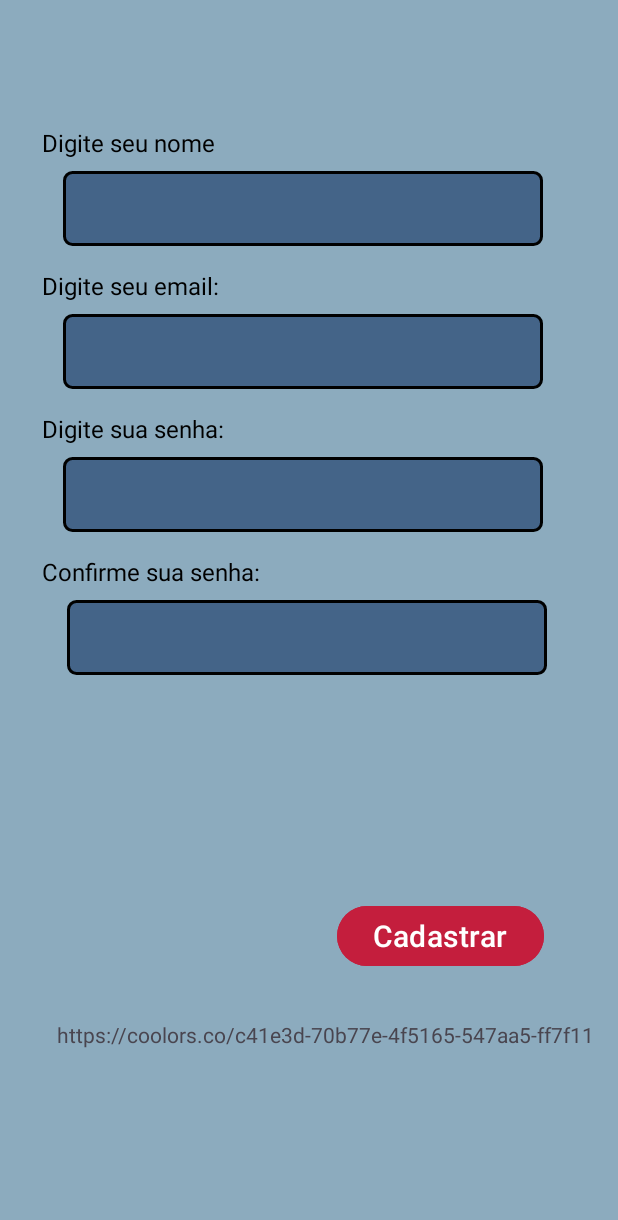
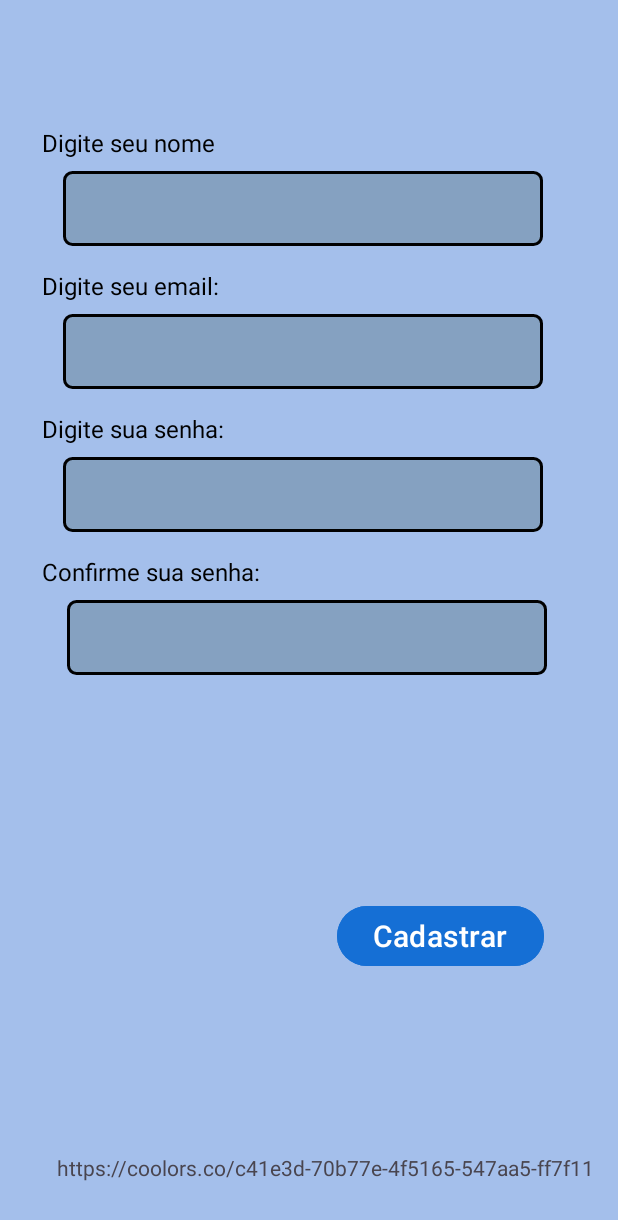
Before and after one commit to WandsonB/Qualifica_2_Ciclo, an Android app: the registerActivity screen opened directly, with no data from a screen before it, on a phone screen of 412 x 824 dp. Shown: the top 1220 px of the screen. Run offline under Robolectric (Android 15) with nearby library versions, the phone set to English and light mode, and no system bars.

Commit message:
0.3.6 colors

```diff
--- a/app/src/main/res/drawable/edit_text.xml
+++ b/app/src/main/res/drawable/edit_text.xml
@@ -1,6 +1,6 @@
 <?xml version="1.0" encoding="utf-8"?>
 <shape xmlns:android="http://schemas.android.com/apk/res/android">
-    <solid android:color="@color/lapis_lazulli"/>
+    <solid android:color="@color/air_superiority_blue"/>
     <corners android:radius="5dp"/>
     <stroke android:color="@color/black" android:width="2dp"/>
 </shape>
--- a/app/src/main/res/layout/activity_register.xml
+++ b/app/src/main/res/layout/activity_register.xml
@@ -4,7 +4,7 @@
     xmlns:tools="http://schemas.android.com/tools"
     android:layout_width="match_parent"
     android:layout_height="match_parent"
-    android:background="@color/cadet_gray"
+    android:background="@color/powder_blue"
     tools:context=".registerActivity">
 
     <Button
@@ -12,7 +12,7 @@
         android:layout_width="wrap_content"
         android:layout_height="wrap_content"
         android:layout_marginBottom="176dp"
-        android:backgroundTint="@color/cardinal"
+        android:backgroundTint="@color/celtic_blue"
         android:text="Cadastrar"
         android:textSize="20sp"
         app:layout_constraintBottom_toBottomOf="parent"
@@ -128,10 +128,10 @@
         android:id="@+id/textView"
         android:layout_width="wrap_content"
         android:layout_height="wrap_content"
-        android:layout_marginTop="680dp"
+        android:layout_marginBottom="36dp"
         android:text="https://coolors.co/c41e3d-70b77e-4f5165-547aa5-ff7f11"
+        app:layout_constraintBottom_toBottomOf="parent"
         app:layout_constraintEnd_toEndOf="parent"
         app:layout_constraintHorizontal_bias="0.698"
-        app:layout_constraintStart_toStartOf="parent"
-        app:layout_constraintTop_toTopOf="parent" />
+        app:layout_constraintStart_toStartOf="parent" />
 </androidx.constraintlayout.widget.ConstraintLayout>
--- a/app/src/main/res/values/colors.xml
+++ b/app/src/main/res/values/colors.xml
@@ -13,4 +13,6 @@
     <color name="emerald">#70B77E</color>
     <color name="cardinal">#C41E3D</color>
     <color name="lapis_lazulli">#446488</color>
+    <color name="air_superiority_blue">#85A1C1</color>
+    <color name="celtic_blue">#156FD5</color>
 </resources>
```
Also changed, not shown: app/src/main/res/layout/login_activity.xml (+5 -4 lines).
